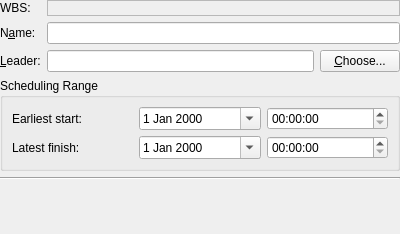
KDE/calligra, file kplato/libs/ui/kptmainprojectpanelbase.ui: the form before one commit.
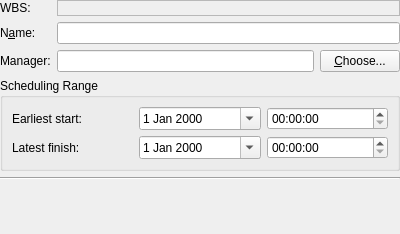
The form after the commit. Custom widgets are drawn as their Qt base class.

```diff
--- a/kplato/libs/ui/kptmainprojectpanelbase.ui
+++ b/kplato/libs/ui/kptmainprojectpanelbase.ui
@@ -87,7 +87,7 @@
         <string>The project leader.</string>
        </property>
        <property name="text">
-        <string>&amp;Leader:</string>
+        <string>Manager:</string>
        </property>
        <property name="alignment">
         <set>Qt::AlignVCenter</set>
```
